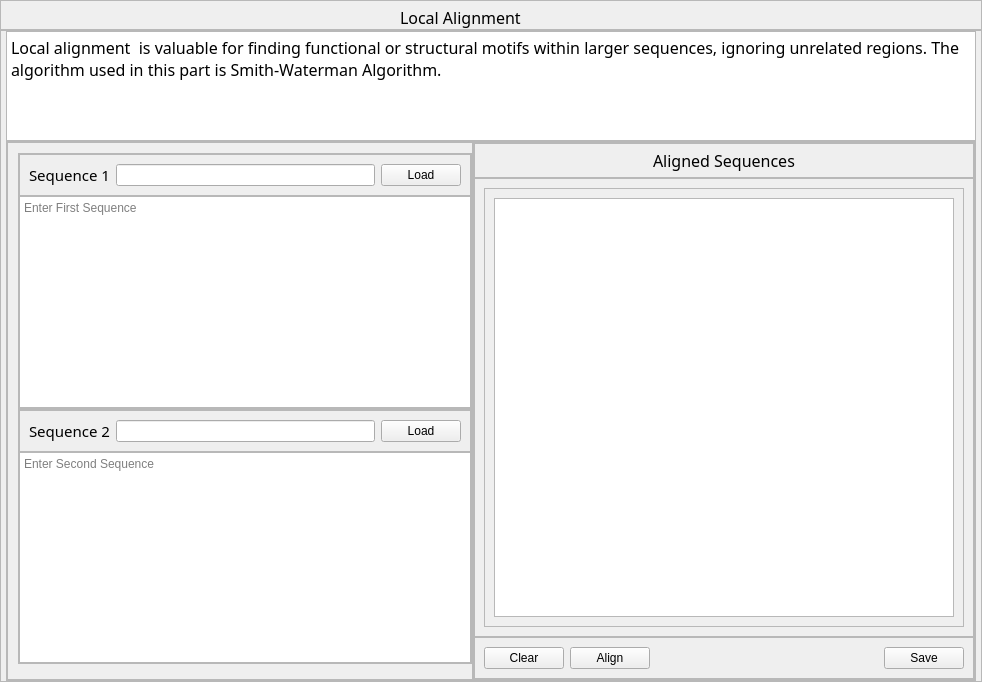
Before: the Qt Designer form ui/tabs/local_align.ui in bryancastillo10/BioBytes-PairSync, drawn with Qt 5.
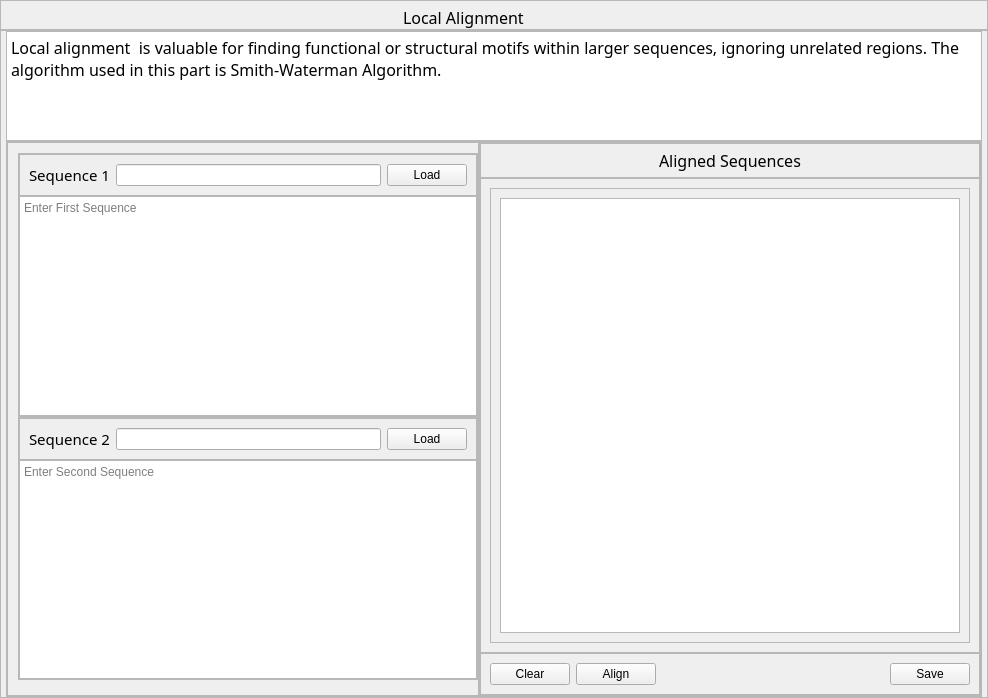
After: the same form once the commit is applied. Icons and pictures are not drawn.

Diff of the .ui file:
```diff
--- a/ui/tabs/local_align.ui
+++ b/ui/tabs/local_align.ui
@@ -6,8 +6,8 @@
    <rect>
     <x>0</x>
     <y>0</y>
-    <width>982</width>
-    <height>682</height>
+    <width>988</width>
+    <height>698</height>
    </rect>
   </property>
   <property name="windowTitle">
```
Left out of the diff: 8 changed lines with no effect on the pictures.
